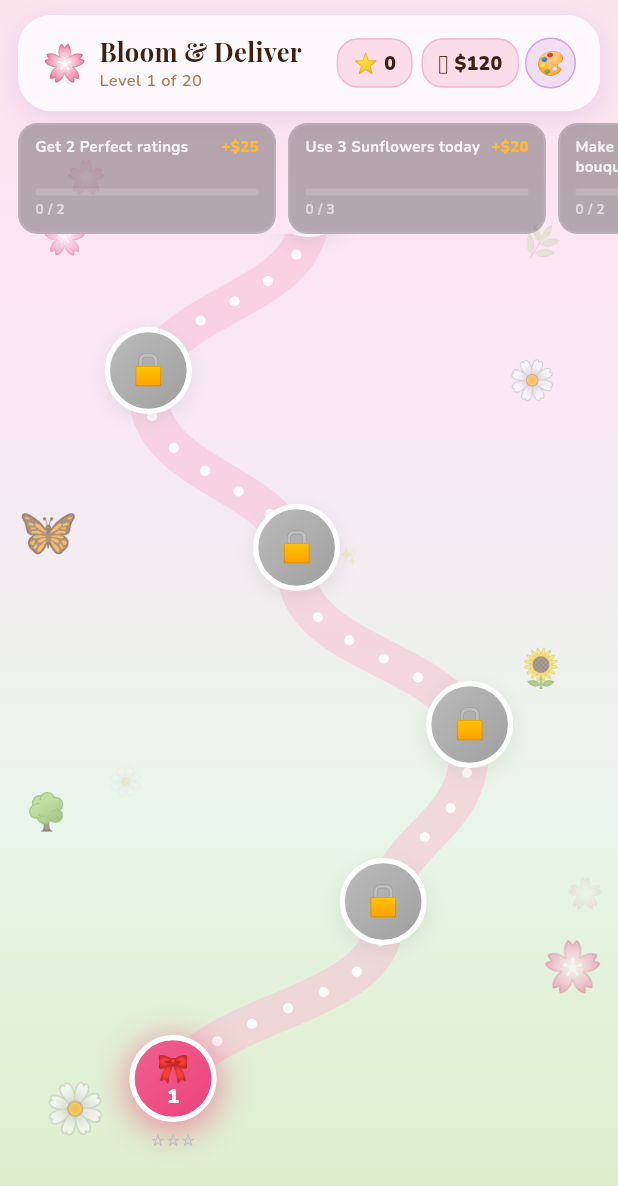
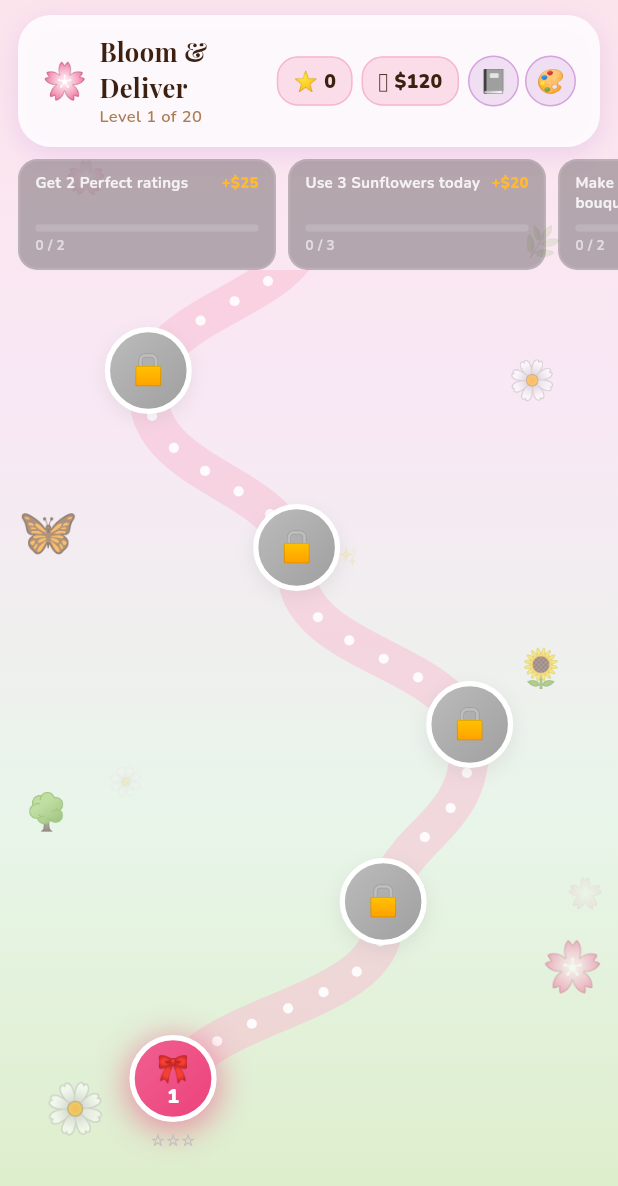
Before and after one commit to tahmiduddin26-stack/bloom_and_deliver, a Flutter app: the LevelMapScreen screen opened directly, on a phone screen of 412 x 824 dp. Shown: the top 1186 px of the screen. Run offline on Flutter 3.47's test engine with Material 3 defaults, Android fonts, the phone set to English and light mode, and no system bars; our stand-ins replace audioplayers, flutter_local_notifications, flutter_riverpod, google_fonts, google_mobile_ads, shared_preferences; accounts and stored records are empty; network calls fail.

Commit message:
Phase 4: re-enable the vibe notebook as the collection axis
The player already accumulates vibeDiscoveries in the live flow, but the
notebook that rewards completing all 18 was doubly gated off with no entry
point. Give it one: a 📓 button on the level-map header (gated on
Features.vibeNotebook, now on), which opens the existing 3-chapter collection
screen with its progress bar and 'Vibe Master!' completion banner.

This is SHIP_PLAN's named collection axis for Phase 4 retention — a 'complete
the set' pull alongside the character arcs. Update the release-guard test to
expect the notebook on. No economy or gameplay logic changed.

Co-Authored-By: Claude Opus 4.8 <noreply@anthropic.com>
Claude-Session: https://claude.ai/code/session_01DL3hHeoonxKZ9h1GEFvTY3

```diff
--- a/lib/config/feature_flags.dart
+++ b/lib/config/feature_flags.dart
@@ -29,12 +29,13 @@ abstract final class Features {
   static bool upgrades = false;
   static bool achievements = false;
 
-  /// Vibe notebook reference. Off for launch: it has no entry point in the live
-  /// PlayScreen flow (its only button lived in the now-removed GameScreen), so
-  /// keeping it on would be dishonest. Wire an entry point before re-enabling.
-  static bool vibeNotebook = false;
+  // ── Kept on ─────────────────────────────────────────────────────────────
+  /// Vibe notebook — the collection axis (Phase 4 retention). The player is
+  /// already accumulating `vibeDiscoveries` in the live flow; the notebook gives
+  /// that a home and a "complete all 18" pull. Entry point: the 📓 button on the
+  /// level-map header.
+  static bool vibeNotebook = true;
 
-  // ── Kept on ─────────────────────────────────────────────────────────────
   /// Shop decor / collection — the late-game money sink (Phase 2). Decor gives
   /// accumulated cash somewhere meaningful to go, so restocking a deep, diverse
   /// inventory competes with saving toward an aspirational showpiece.
--- a/lib/screens/level_map_screen.dart
+++ b/lib/screens/level_map_screen.dart
@@ -20,6 +20,7 @@ import 'shop_decor_screen.dart';
 import 'shop_interior_screen.dart';
 import 'town_map_screen.dart';
 import 'upgrades_screen.dart';
+import 'vibe_notebook_screen.dart';
 import 'wholesale_screen.dart';
 
 /// Candy-Crush-style campaign map: a winding garden path of 20 level nodes.
@@ -364,6 +365,14 @@ class _MapHeader extends StatelessWidget {
           _HeaderChip(emoji: '⭐', label: '$totalStars'),
           const SizedBox(width: 6),
           _HeaderChip(emoji: '🪙', label: '\$$money'),
+          if (Features.vibeNotebook) ...[
+            const SizedBox(width: 6),
+            _HeaderIconButton(
+              emoji: '📓',
+              tooltip: 'Vibe Notebook',
+              onTap: () => openVibeNotebook(context),
+            ),
+          ],
           if (Features.townMap) ...[
             const SizedBox(width: 6),
             _HeaderIconButton(
```
Also changed, not shown: 1 other file.
